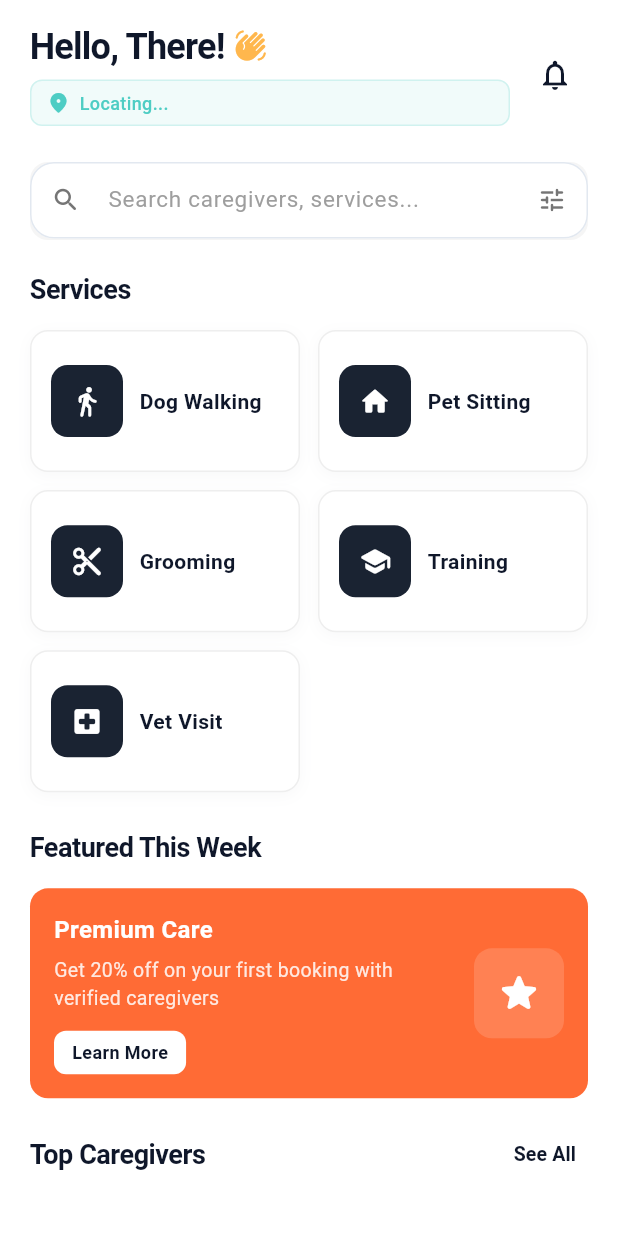
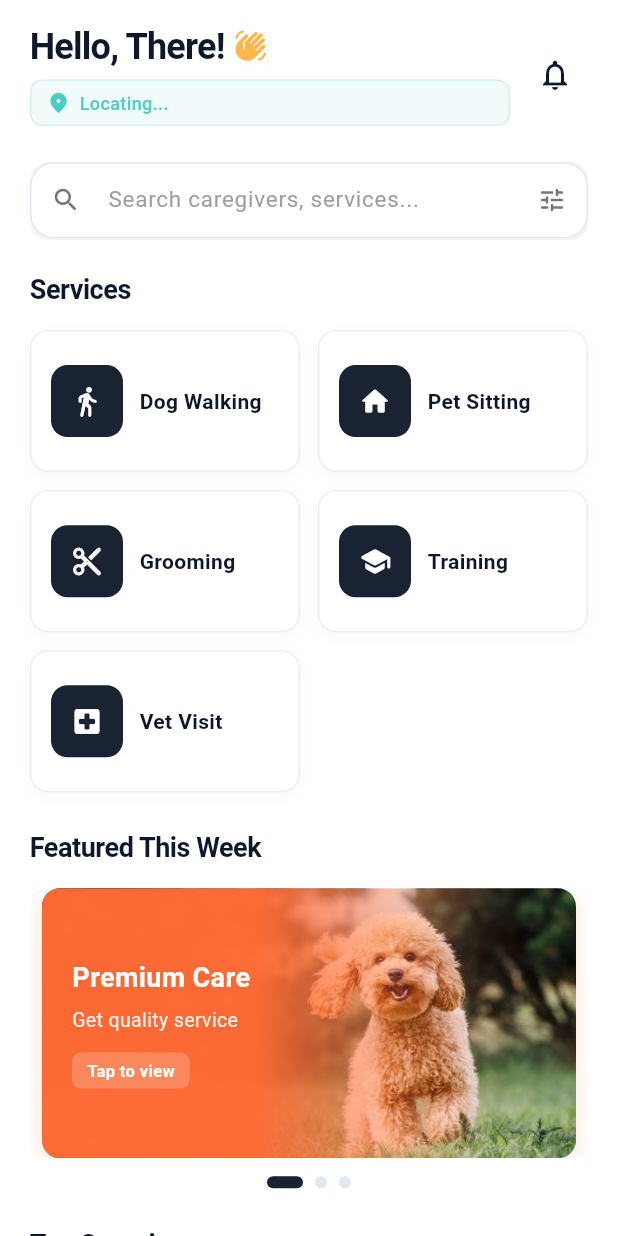
Before and after one commit to Aayush-207/Sahaara_service_application, a Flutter app: the HomeTab screen opened directly, on a phone screen of 412 x 824 dp. Run offline on Flutter 3.47's test engine with Material 3 defaults, Android fonts, the phone set to English and light mode, and no system bars; our stand-ins replace audioplayers, cached_network_image, cloud_firestore, firebase_auth, firebase_core, firebase_messaging and 8 more; accounts and stored records are empty; Roboto replaces fonts that are missing (Montserrat); statements that could not run were skipped.

```diff
--- a/Sahara-main/lib/screens/home_screen.dart
+++ b/Sahara-main/lib/screens/home_screen.dart
@@ -512,6 +512,15 @@ class _HomeTabState extends State<HomeTab> {
   /// Show suggestions overlay
   bool _showSuggestions = false;
 
+  /// Carousel page controller
+  late PageController _carouselController;
+
+  /// Current carousel page
+  int _currentCarouselPage = 0;
+
+  /// Carousel auto-play timer
+  Timer? _carouselTimer;
+
   // ============================================================================
   // LIFECYCLE METHODS
   // ============================================================================
@@ -519,8 +528,10 @@ class _HomeTabState extends State<HomeTab> {
   @override
   void initState() {
     super.initState();
+    _carouselController = PageController(initialPage: 0);
     _loadFavorites();
     _searchController.addListener(_onSearchChanged);
+    _startCarouselAutoPlay();
 
     // Automatically request location permission on app load
     WidgetsBinding.instance.addPostFrameCallback((_) {
@@ -742,6 +753,8 @@ class _HomeTabState extends State<HomeTab> {
     _searchController.removeListener(_onSearchChanged);
     _searchController.dispose();
     _debounceTimer?.cancel();
+    _carouselTimer?.cancel();
+    _carouselController.dispose();
     super.dispose();
   }
 
@@ -1557,8 +1570,43 @@ class _HomeTabState extends State<HomeTab> {
     );
   }
 
-  /// Build featured promotion section
+  /// Start carousel auto-play timer
+  void _startCarouselAutoPlay() {
+    _carouselTimer = Timer.periodic(const Duration(seconds: 3), (_) {
+      if (_carouselController.hasClients) {
+        final nextPage = (_currentCarouselPage + 1) % 3;
+        _carouselController.animateToPage(
+          nextPage,
+          duration: const Duration(milliseconds: 500),
+          curve: Curves.easeInOut,
+        );
+      }
+    });
+  }
+
+  /// Build featured promotion section with carousel
   Widget _buildFeaturedSection() {
+    final offers = [
+      {
+        'title': 'Premium Care',
+        'subtitle': 'Get quality service',
+        'image': 'assets/images/Offer1.jpg',
+        'color': AppColors.secondary,
+      },
+      {
+        'title': 'Special Offer',
+        'subtitle': 'Exclusive deals today',
+        'image': 'assets/images/Offer2.jpg',
+        'color': AppColors.primary,
+      },
+      {
+        'title': 'Best Service',
+        'subtitle': 'Trusted caregivers',
+        'image': 'assets/images/Offer3.jpg',
+        'color': AppColors.accent,
+      },
+    ];
+
     return Padding(
       padding: const EdgeInsets.fromLTRB(20, 24, 20, 0),
       child: Column(
@@ -1575,13 +1623,71 @@ class _HomeTabState extends State<HomeTab> {
             ),
           ),
           const SizedBox(height: 14),
-          InkWell(
+          SizedBox(
+            height: 180,
+            child: PageView.builder(
+              controller: _carouselController,
+              onPageChanged: (index) {
+                setState(() => _currentCarouselPage = index);
+              },
+              itemCount: offers.length,
+              itemBuilder: (context, index) {
+                final offer = offers[index];
+                return Padding(
+                  padding: const EdgeInsets.symmetric(horizontal: 8),
+                  child: _buildOfferCard(
+                    offer['title'] as String,
+                    offer['subtitle'] as String,
+                    offer['image'] as String,
+                    offer['color'] as Color,
+                  ),
+                );
+              },
+            ),
+          ),
+          const SizedBox(height: 12),
+          // Carousel indicators
+          Center(
+            child: Row(
+              mainAxisAlignment: MainAxisAlignment.center,
+              children: [
+                for (int i = 0; i < offers.length; i++)
+                  GestureDetector(
                     onTap: () {
-              // Navigate to premium care details
+                      _carouselController.animateToPage(
+                        i,
+                        duration: const Duration(milliseconds: 500),
+                        curve: Curves.easeInOut,
+                      );
+                    },
+                    child: Container(
+                      width: _currentCarouselPage == i ? 24 : 8,
+                      height: 8,
+                      margin: const EdgeInsets.symmetric(horizontal: 4),
+                      decoration: BoxDecoration(
+                        color: _currentCarouselPage == i
+                            ? AppColors.primary
+                            : AppColors.border,
+                        borderRadius: BorderRadius.circular(4),
+                      ),
+                    ),
+                  ),
+              ],
+            ),
+          ),
+        ],
+      ),
+    );
+  }
+
+  /// Build individual offer card with gradient and image
+  Widget _buildOfferCard(String title, String subtitle, String imagePath, Color color) {
+    return InkWell(
+      onTap: () {
         ScaffoldMessenger.of(context).showSnackBar(
           SnackBar(
-                  content: const Text('Premium Care - 20% off first booking!'),
-                  backgroundColor: AppColors.primary,
+            content: Text('$title - $subtitle'),
+            backgroundColor: color,
             behavior: SnackBarBehavior.floating,
             shape: RoundedRectangleBorder(
               borderRadius: BorderRadius.circular(10),
@@ -1592,74 +1698,104 @@ class _HomeTabState extends State<HomeTab> {
       },
       borderRadius: BorderRadius.circular(12),
       child: Container(
-              padding: const EdgeInsets.all(16),
         decoration: BoxDecoration(
-                color: AppColors.secondary,
           borderRadius: BorderRadius.circular(12),
-              ),
-              child: Row(
-                children: [
-                  Expanded(
+          boxShadow: [
+            BoxShadow(
+              color: color.withValues(alpha: 0.2),
+              blurRadius: 12,
+              offset: const Offset(0, 4),
+            ),
+          ],
+        ),
+        child: Stack(
+          children: [
+            // Background image with fade effect from right
+            Positioned.fill(
+              child: ClipRRect(
+                borderRadius: BorderRadius.circular(12),
+                child: Image.asset(
+                  imagePath,
+                  fit: BoxFit.cover,
+                ),
+              ),
+            ),
+            // Gradient overlay from left (full color to center, then fade)
+            Positioned.fill(
+              child: ClipRRect(
+                borderRadius: BorderRadius.circular(12),
+                child: Container(
+                  decoration: BoxDecoration(
+                    gradient: LinearGradient(
+                      begin: Alignment.centerLeft,
+                      end: Alignment.centerRight,
+                      colors: [
+                        color.withValues(alpha: 0.98),
+                        color.withValues(alpha: 0.98),
+                        color.withValues(alpha: 0.5),
+                        color.withValues(alpha: 0.1),
+                        Colors.transparent,
+                      ],
+                      stops: const [0.0, 0.4, 0.6, 0.8, 1.0],
+                    ),
+                  ),
+                ),
+              ),
+            ),
+            // Text content on the left
+            Positioned(
+              left: 20,
+              top: 20,
+              bottom: 20,
+              right: 80,
               child: Column(
                 crossAxisAlignment: CrossAxisAlignment.start,
-                      children: [
-                        const Text(
-                          'Premium Care',
-                          style: TextStyle(
-                            fontSize: 16,
+                mainAxisAlignment: MainAxisAlignment.center,
+                children: [
+                  Text(
+                    title,
+                    style: const TextStyle(
+                      fontSize: 18,
                       fontWeight: FontWeight.w700,
                       color: Colors.white,
                       fontFamily: 'Montserrat',
                     ),
+                    maxLines: 1,
+                    overflow: TextOverflow.ellipsis,
                   ),
                   const SizedBox(height: 6),
                   Text(
-                          'Get 20% off on your first booking with verified caregivers',
+                    subtitle,
                     style: TextStyle(
                       fontSize: 13,
-                            color: Colors.white.withValues(alpha: 0.85),
-                            fontFamily: 'Montserrat',
-                          ),
+                      color: Colors.white.withValues(alpha: 0.9),
+                      fontFamily: 'Montserrat',
+                    ),
+                    maxLines: 2,
+                    overflow: TextOverflow.ellipsis,
                   ),
                   const SizedBox(height: 12),
                   Container(
-                          padding: const EdgeInsets.symmetric(horizontal: 12, vertical: 6),
+                    padding: const EdgeInsets.symmetric(horizontal: 10, vertical: 4),
                     decoration: BoxDecoration(
+                      color: Colors.white.withValues(alpha: 0.2),
+                      borderRadius: BorderRadius.circular(6),
+                    ),
+                    child: const Text(
+                      'Tap to view',
+                      style: TextStyle(
+                        fontSize: 11,
+                        fontWeight: FontWeight.w600,
                         color: Colors.white,
-                            borderRadius: BorderRadius.circular(8),
-                          ),
-                          child: const Text(
-                            'Learn More',
-                            style: TextStyle(
-                              fontSize: 12,
-                              fontWeight: FontWeight.w600,
-                              color: AppColors.textPrimary,
-                              fontFamily: 'Montserrat',
-                            ),
-                          ),
-                        ),
-                      ],
-                    ),
-                  ),
-                  const SizedBox(width: 12),
-                  Container(
-                    width: 60,
-                    height: 60,
-                    decoration: BoxDecoration(
-                      color: Colors.white.withValues(alpha: 0.15),
-                      borderRadius: BorderRadius.circular(12),
-                    ),
-                    child: const Icon(
-                      Icons.star_rounded,
-                      size: 32,
-                      color: Colors.white,
-                    ),
-                  ),
-                ],
-              ),
-            ),
-          ),
-        ],
+                        fontFamily: 'Montserrat',
+                      ),
+                    ),
+                  ),
+                ],
+              ),
+            ),
+          ],
+        ),
       ),
     );
   }
```
Also changed, not shown: Sahara-main/pubspec.yaml (+9 -0 lines), Sahara-main/assets/images/Offer1.jpg (added), Sahara-main/assets/images/Offer2.jpg (added), Sahara-main/assets/images/Offer3.jpg (added), Sahara-main/pubspec.lock. Lines whose indentation alone changed are shown as unchanged.
